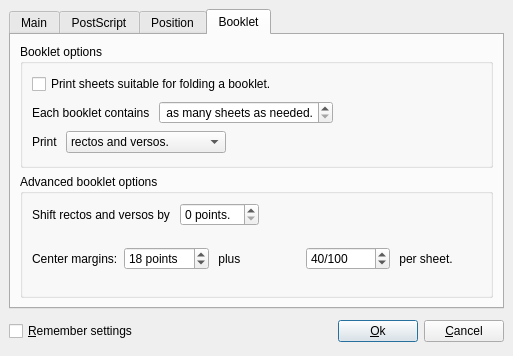
Old version of the form src/qdjviewprintdialog.ui in the repository barak/djview4.
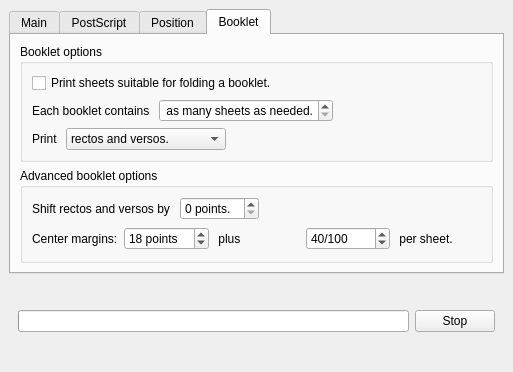
New version of the form. The open tabs and pages were chosen to show the change.

Commit message: print dialog in place.

What changed in the file:
```diff
--- a/src/qdjviewprintdialog.ui
+++ b/src/qdjviewprintdialog.ui
@@ -9,7 +9,7 @@
     <x>0</x>
     <y>0</y>
     <width>513</width>
-    <height>356</height>
+    <height>372</height>
    </rect>
   </property>
   <property name="windowTitle" >
@@ -526,10 +526,10 @@
                <string> as many sheets as needed.</string>
               </property>
               <property name="suffix" >
-               <string> at most </string>
+               <string> heets</string>
               </property>
               <property name="prefix" >
-               <string> sheet(s).</string>
+               <string>at most </string>
               </property>
               <property name="maximum" >
                <number>1000</number>
@@ -723,9 +723,14 @@
     </widget>
    </item>
    <item>
+    <widget class="QStackedWidget" name="stackedWidget" >
+     <property name="currentIndex" >
+      <number>0</number>
+     </property>
+     <widget class="QWidget" name="page" >
     <layout class="QHBoxLayout" >
      <property name="margin" >
-      <number>0</number>
+        <number>9</number>
      </property>
      <property name="spacing" >
       <number>6</number>
@@ -744,7 +749,7 @@
        </property>
        <property name="sizeHint" >
         <size>
-         <width>32</width>
+           <width>61</width>
          <height>32</height>
         </size>
        </property>
@@ -777,6 +782,28 @@
       </widget>
      </item>
     </layout>
+     </widget>
+     <widget class="QWidget" name="widget" >
+      <layout class="QHBoxLayout" >
+       <property name="margin" >
+        <number>9</number>
+       </property>
+       <property name="spacing" >
+        <number>6</number>
+       </property>
+       <item>
+        <widget class="QProgressBar" name="progressBar" />
+       </item>
+       <item>
+        <widget class="QPushButton" name="stopButton" >
+         <property name="text" >
+          <string>Stop</string>
+         </property>
+        </widget>
+       </item>
+      </layout>
+     </widget>
+    </widget>
    </item>
   </layout>
  </widget>
```
Lines whose indentation alone changed are shown as unchanged. The commit also changes 6 other files.
